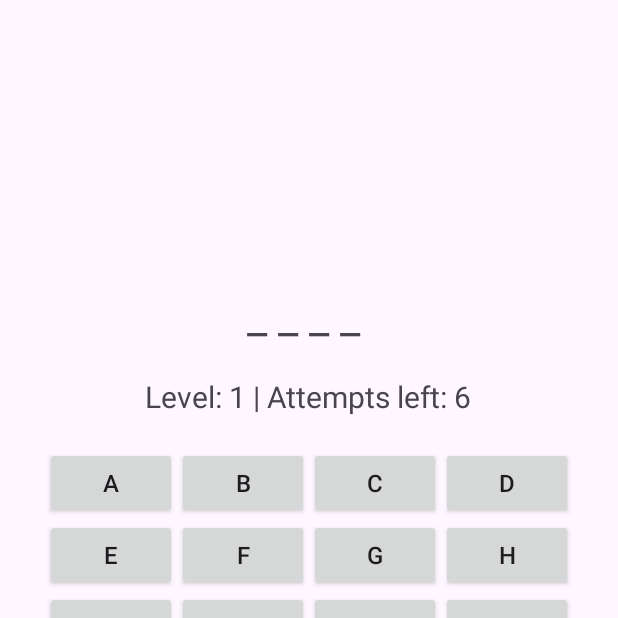
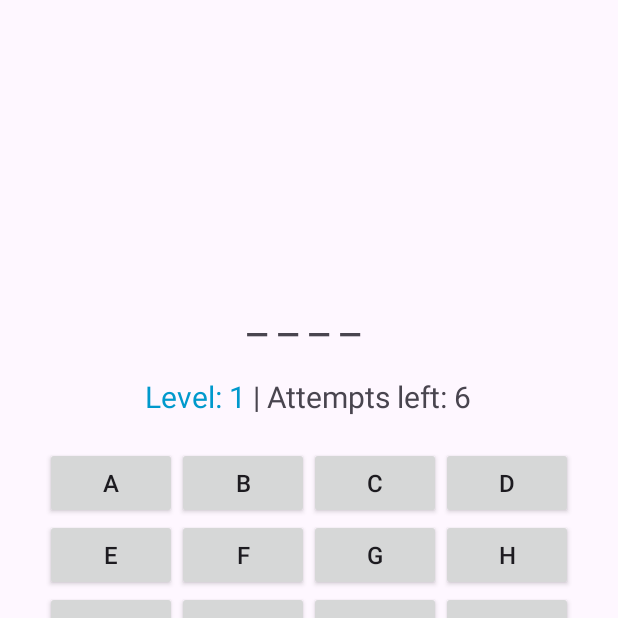
Before and after one commit to k-aghakhani/Hangman, an Android app: the screen it shows after launch (MainActivity), on a phone screen of 412 x 824 dp, the top half of it. Run offline under Robolectric (Android 15) with nearby library versions, the phone set to English and light mode, and no system bars.

Commit message:
Using SpannableString for Level Color

```diff
--- a/app/src/main/java/com/aghakhani/hangman/MainActivity.java
+++ b/app/src/main/java/com/aghakhani/hangman/MainActivity.java
@@ -9,6 +9,10 @@ import androidx.appcompat.app.AppCompatActivity;
 import androidx.appcompat.app.AlertDialog;
 import android.content.DialogInterface;
 import android.media.MediaPlayer;
+import android.text.SpannableString;
+import android.text.Spanned;
+import android.text.style.ForegroundColorSpan;
+import androidx.core.content.ContextCompat;
 
 public class MainActivity extends AppCompatActivity {
 
@@ -128,8 +132,19 @@ public class MainActivity extends AppCompatActivity {
         }
         wordTextView.setText(display.toString());
 
-        // Update attempts left and show the current level
-        attemptsTextView.setText("Level: " + currentLevel + " | Attempts left: " + attemptsLeft);
+        // Create the text for attemptsTextView with different colors for "Level" part
+        String levelText = "Level: " + currentLevel;
+        String attemptsText = " | Attempts left: " + attemptsLeft;
+        String fullText = levelText + attemptsText;
+
+        SpannableString spannableString = new SpannableString(fullText);
+        // Set color for "Level: X" part (e.g., blue)
+        spannableString.setSpan(
+                new ForegroundColorSpan(ContextCompat.getColor(this, android.R.color.holo_blue_dark)),
+                0, levelText.length(), Spanned.SPAN_EXCLUSIVE_EXCLUSIVE
+        );
+        // The rest of the text (" | Attempts left: Y") will use the default color
+        attemptsTextView.setText(spannableString);
 
         // Check win condition
         if (String.valueOf(wordDisplay).equals(wordToGuess)) {
```
